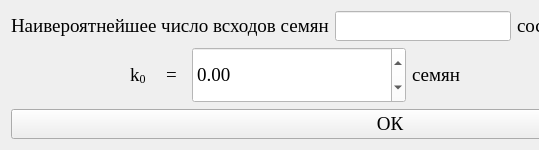
Old version of the form files/ResultWindow.ui in the repository Vovadoes/DMPNSCPV; both pictures show x 0 to 539 and y 0 to 150 of the 780 by 150 pixel window.
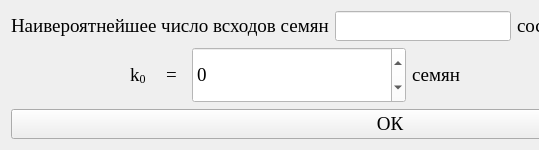
New version of the form.

```diff
--- a/files/ResultWindow.ui
+++ b/files/ResultWindow.ui
@@ -167,7 +167,7 @@
               <string notr="true">color: black; background-color: white;</string>
              </property>
              <property name="decimals">
-              <number>2</number>
+              <number>0</number>
              </property>
              <property name="minimum">
               <double>-999999999.000000000000000</double>
```
